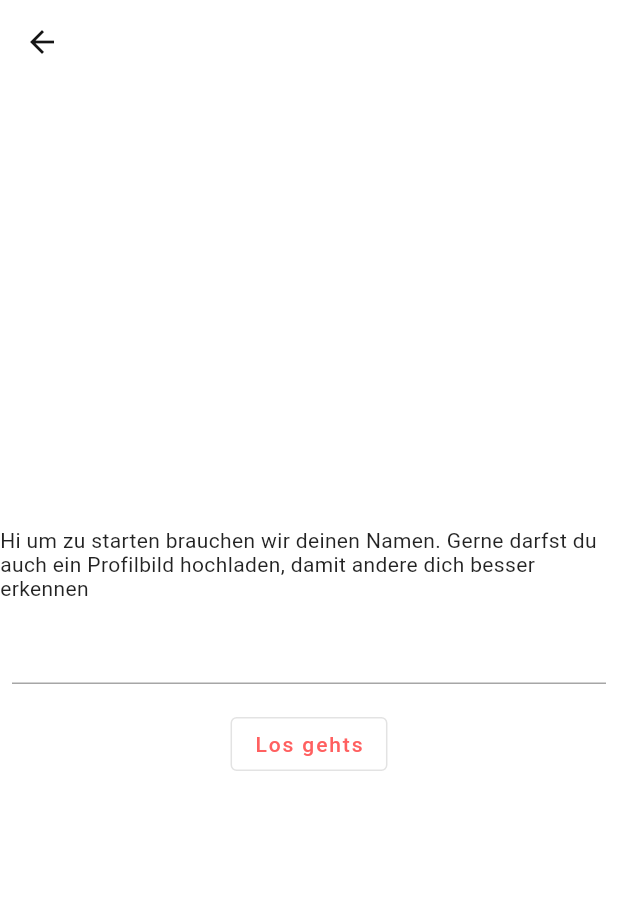
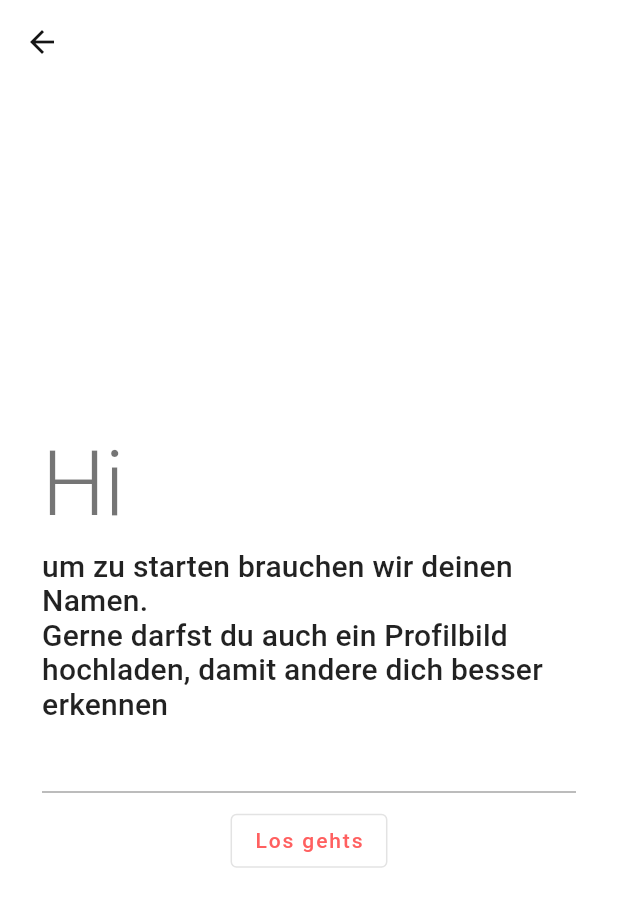
Before and after one commit to tim200002/fingerfunke-app, a Flutter app: the CreateAccountView screen opened directly, on a phone screen of 412 x 824 dp. Shown: the top 907 px of the screen. Run offline on Flutter 3.47's test engine with Material 2 defaults, Android fonts, the phone set to English and light mode, and no system bars; our stand-ins replace auto_size_text, bloc, camera, cloud_firestore, cloud_functions, dio and 15 more; missing offline and left inert: flutter_settings_ui, video_thumbnail; accounts and stored records are empty; statements that could not run were skipped.

Commit message:
fix: Videos can now be played and small create account view improvements

```diff
--- a/lib/view/create_account/view/create_account_view.dart
+++ b/lib/view/create_account/view/create_account_view.dart
@@ -17,18 +17,25 @@ class CreateAccountView extends StatelessWidget {
   Widget build(BuildContext context) {
     return Scaffold(
       appBar: AppBar(),
-      body: Column(
+      body: Padding(
+        padding: const EdgeInsets.all(28.0),
+        child: Column(
           mainAxisAlignment: MainAxisAlignment.center,
+          crossAxisAlignment: CrossAxisAlignment.start,
           children: [
-          const Text(
-              "Hi um zu starten brauchen wir deinen Namen. Gerne darfst du auch ein Profilbild hochladen, damit andere dich besser erkennen"),
             Padding(
-            padding: const EdgeInsets.all(8.0),
-            child: TextField(
+              padding: const EdgeInsets.only(bottom: 8.0),
+              child: Text(
+                  "Hi", style: Theme.of(context).textTheme.headline2,),
+            ),
+
+            Text(
+                "um zu starten brauchen wir deinen Namen.\nGerne darfst du auch ein Profilbild hochladen, damit andere dich besser erkennen",  style: Theme.of(context).textTheme.headline6,),
+            TextField(
               controller: _userNameController,
             ),
-          ),
-          Padding(
+            Center(
+              child: Padding(
                 padding: const EdgeInsets.all(8.0),
                 child: OutlinedButton(
                     onPressed: () {
@@ -39,8 +46,10 @@ class CreateAccountView extends StatelessWidget {
                       );
                     },
                     child: const Text("Los gehts")),
+              ),
             )
           ],
+        ),
       ),
     );
   }
```
Also changed, not shown: lib/view/post/view/post_header.dart (+31 -4 lines). Lines whose indentation alone changed are shown as unchanged.
